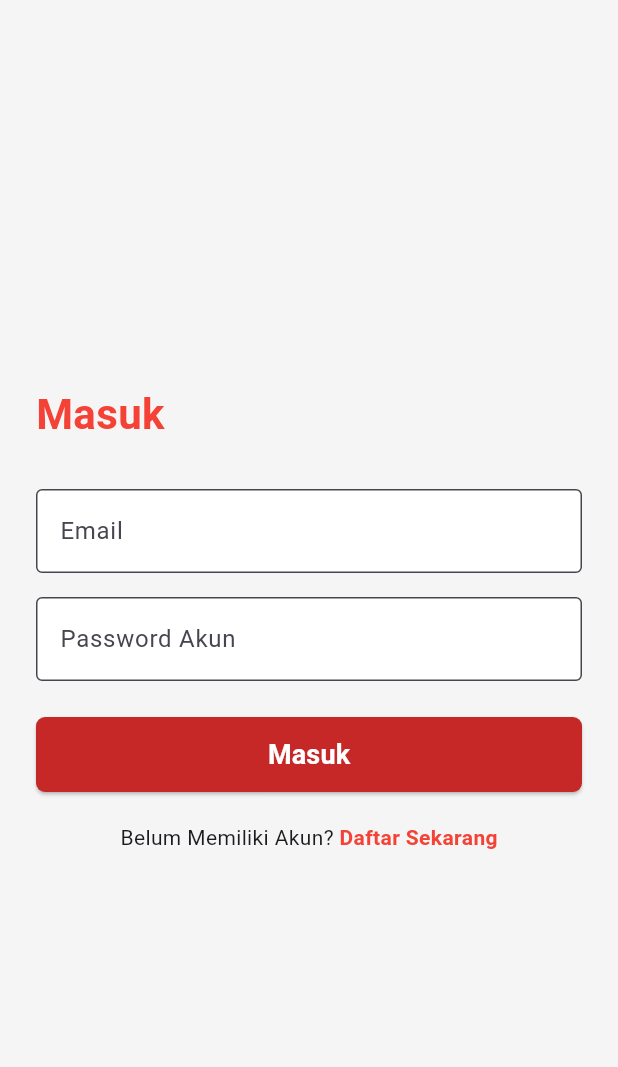
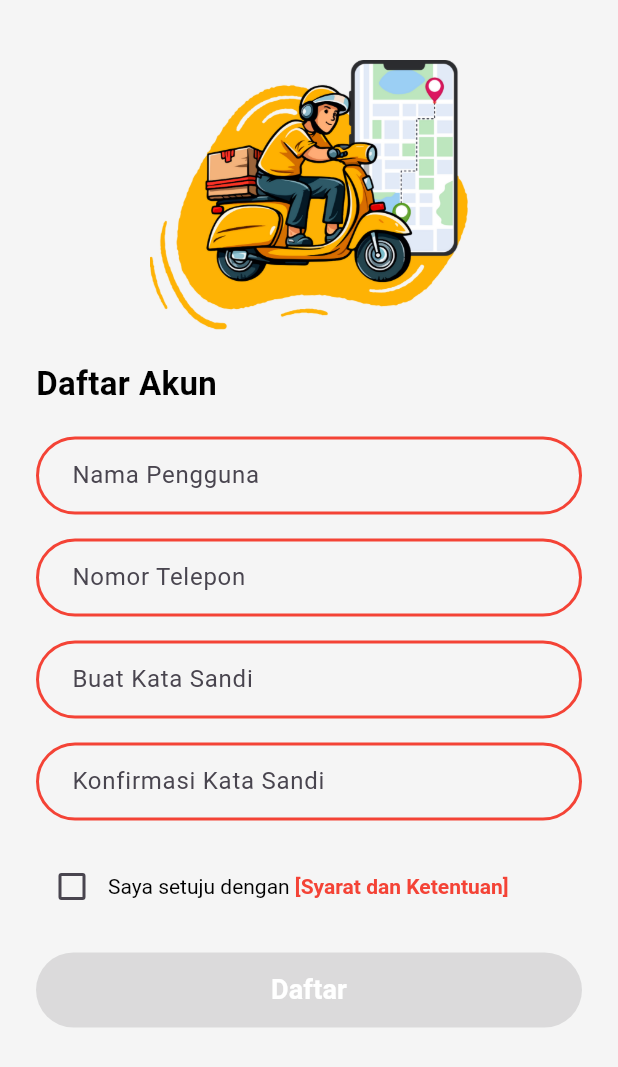
Before and after one commit to salsahbillah/wartiyem_mobile, a Flutter app: the LoginPage screen opened by its route, after a tap on "Daftar Sekarang", on a phone screen of 412 x 824 dp. Shown: the top 1067 px of the screen. Run offline on Flutter 3.47's test engine with Material 3 defaults, Android fonts, the light colour scheme and no system bars; our stand-ins replace google_fonts.

Commit message:
add_register
dah segitu aja dulu

```diff
--- a/lib/main.dart
+++ b/lib/main.dart
@@ -1,10 +1,11 @@
 import 'package:flutter/material.dart';
 import 'pages/landing_page.dart';
+import 'pages/login.dart';
+import 'pages/register_page.dart';
 import 'pages/home_page.dart';
 import 'pages/menu_page.dart';
 import 'pages/pesanan_page.dart';
 import 'pages/tentang_kami_page.dart';
-import 'pages/login.dart'; // 🔥 tambahkan ini
 
 void main() {
   runApp(const MyApp());
@@ -21,7 +22,8 @@
       initialRoute: '/',
       routes: {
         '/': (context) => const LandingPage(),
-        '/login': (context) => const LoginPage(), // 🔥 tambahkan route login
+        '/login': (context) => const LoginPage(),
+        '/regist': (context) => const RegisterPage(),
         '/home': (context) => const HomePage(),
         '/menu': (context) => const MenuPage(),
         '/pesanan': (context) => const PesananPage(),
--- a/lib/pages/login.dart
+++ b/lib/pages/login.dart
@@ -84,7 +84,7 @@ class LoginPage extends StatelessWidget {
                 const Text("Belum Memiliki Akun? "),
                 GestureDetector(
                   onTap: () {
-                    // Aksi untuk pindah ke halaman daftar
+                    Navigator.pushNamed(context, "/regist");
                   },
                   child: const Text(
                     "Daftar Sekarang",
--- /dev/null
+++ b/lib/pages/register_page.dart
@@ -0,0 +1,148 @@
+import 'package:flutter/material.dart';
+
+class RegisterPage extends StatefulWidget {
+  const RegisterPage({super.key});
+
+  @override
+  State<RegisterPage> createState() => _RegisterPageState();
+}
+
+class _RegisterPageState extends State<RegisterPage> {
+  bool agree = false;
+
+  @override
+  Widget build(BuildContext context) {
+    return Scaffold(
+      backgroundColor: Colors.grey[100],
+      body: SingleChildScrollView(
+        child: Padding(
+          padding: const EdgeInsets.symmetric(horizontal: 24.0, vertical: 40),
+          child: Column(
+            crossAxisAlignment: CrossAxisAlignment.center,
+            children: [
+              // Gambar di atas (contoh dari assets)
+              SizedBox(
+                height: 180,
+                child: Image.asset(
+                  "assets/images/delivery.png", // ganti sesuai path asset gambar
+                  fit: BoxFit.contain,
+                ),
+              ),
+              const SizedBox(height: 20),
+
+              // Judul
+              const Align(
+                alignment: Alignment.centerLeft,
+                child: Text(
+                  "Daftar Akun",
+                  style: TextStyle(
+                    fontSize: 22,
+                    fontWeight: FontWeight.bold,
+                    color: Colors.black,
+                  ),
+                ),
+              ),
+              const SizedBox(height: 20),
+
+              // Input Nama Pengguna
+              _buildTextField("Nama Pengguna"),
+              const SizedBox(height: 16),
+
+              // Input Nomor Telepon
+              _buildTextField("Nomor Telepon", keyboardType: TextInputType.phone),
+              const SizedBox(height: 16),
+
+              // Input Buat Kata Sandi
+              _buildTextField("Buat Kata Sandi", isPassword: true),
+              const SizedBox(height: 16),
+
+              // Input Konfirmasi Kata Sandi
+              _buildTextField("Konfirmasi Kata Sandi", isPassword: true),
+              const SizedBox(height: 20),
+
+              // Checkbox Syarat & Ketentuan
+              Row(
+                children: [
+                  Checkbox(
+                    value: agree,
+                    activeColor: Colors.red,
+                    onChanged: (value) {
+                      setState(() {
+                        agree = value ?? false;
+                      });
+                    },
+                  ),
+                  Expanded(
+                    child: RichText(
+                      text: const TextSpan(
+                        text: "Saya setuju dengan ",
+                        style: TextStyle(color: Colors.black),
+                        children: [
+                          TextSpan(
+                            text: "[Syarat dan Ketentuan]",
+                            style: TextStyle(
+                              color: Colors.red,
+                              fontWeight: FontWeight.bold,
+                            ),
+                          ),
+                        ],
+                      ),
+                    ),
+                  ),
+                ],
+              ),
+              const SizedBox(height: 20),
+
+              // Tombol Daftar
+              SizedBox(
+                width: double.infinity,
+                height: 50,
+                child: ElevatedButton(
+                  style: ElevatedButton.styleFrom(
+                    backgroundColor: Colors.red[800],
+                    shape: RoundedRectangleBorder(
+                      borderRadius: BorderRadius.circular(30),
+                    ),
+                  ),
+                  onPressed: agree
+                      ? () {
+                          Navigator.pushNamed(context, "/login");
+                        }
+                      : null,
+                  child: const Text(
+                    "Daftar",
+                    style: TextStyle(
+                      fontSize: 18,
+                      fontWeight: FontWeight.bold,
+                      color: Colors.white,
+                    ),
+                  ),
+                ),
+              )
+            ],
+          ),
+        ),
+      ),
+    );
+  }
+
+  Widget _buildTextField(String hint,
+      {bool isPassword = false, TextInputType keyboardType = TextInputType.text}) {
+    return TextField(
+      obscureText: isPassword,
+      keyboardType: keyboardType,
+      decoration: InputDecoration(
+        hintText: hint,
+        contentPadding: const EdgeInsets.symmetric(horizontal: 20, vertical: 14),
+        enabledBorder: OutlineInputBorder(
+          borderRadius: BorderRadius.circular(30),
+          borderSide: const BorderSide(color: Colors.red, width: 2),
+        ),
+        focusedBorder: OutlineInputBorder(
+          borderRadius: BorderRadius.circular(30),
+          borderSide: const BorderSide(color: Colors.red, width: 2),
+        ),
+      ),
+    );
+  }
+}
```
